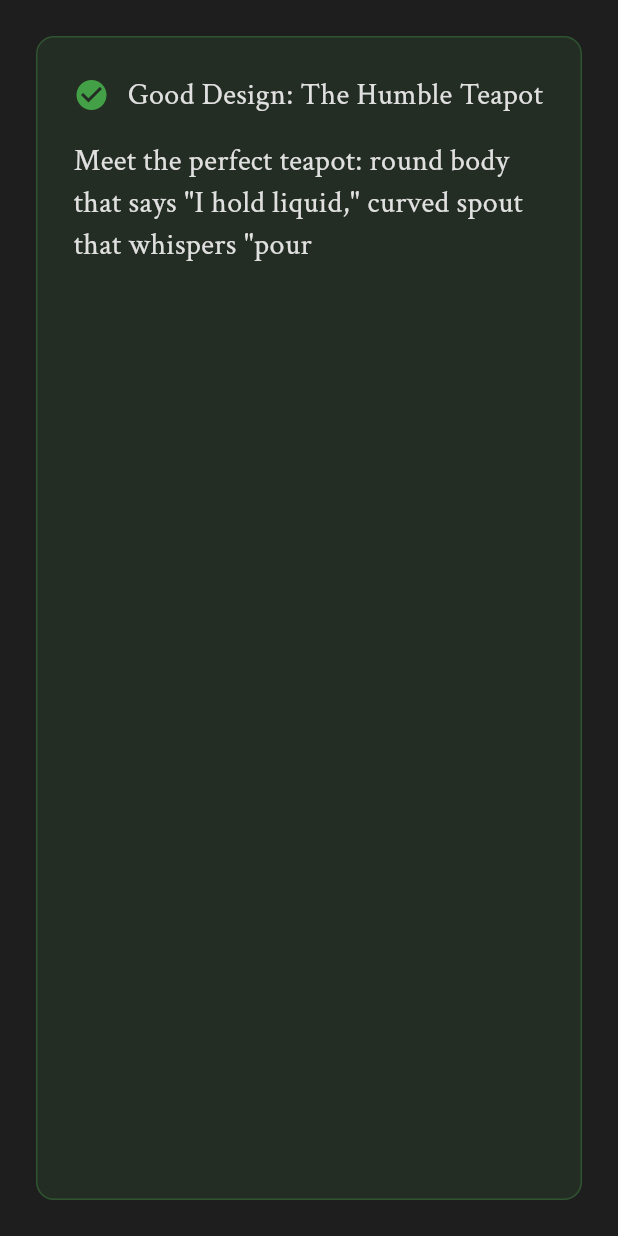
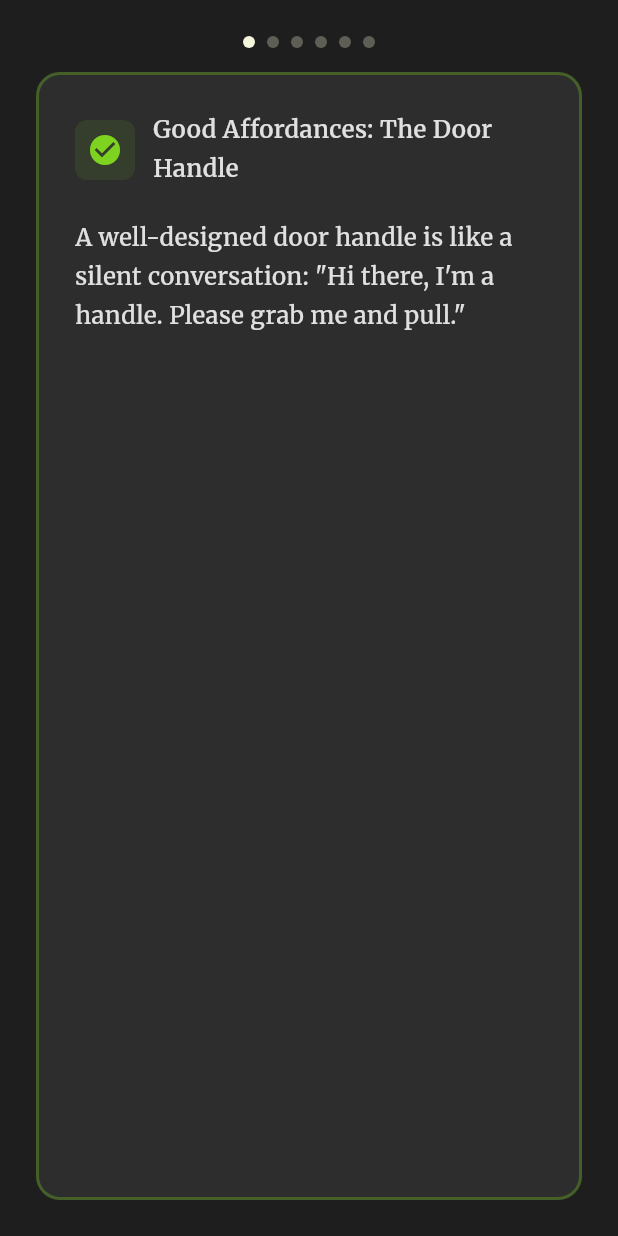
Before and after one commit to mechawolf-wd/readlock, a Flutter app: the DesignExamplesShowcase widget shown alone on an empty page, opened directly, on a phone screen of 412 x 824 dp. Run offline on Flutter 3.47's test engine with Material 3 defaults, Android fonts, the phone set to English and light mode, and no system bars; our stand-ins replace google_fonts.

Commit message:
Style fixes...

```diff
--- a/readlock/lib/constants/typography.dart
+++ b/readlock/lib/constants/typography.dart
@@ -9,50 +9,31 @@ class Typography {
   static const Color TEXT_TERTIARY = Color(0xFF808080);
 
   // Typography styles
-  static final TextStyle headingLargeStyle = GoogleFonts.crimsonText(
-    fontSize: 32,
+  static final TextStyle headingLargeStyle = GoogleFonts.merriweather(
+    fontSize: 28,
     fontWeight: FontWeight.bold,
-    color: TEXT_PRIMARY,
-    height: 1.2,
-  );
-
-  static final TextStyle headingMediumStyle = GoogleFonts.crimsonText(
-    fontSize: 24,
-    fontWeight: FontWeight.w600,
-    color: TEXT_PRIMARY,
-    height: 1.3,
-  );
-
-  static final TextStyle headingSmallStyle = GoogleFonts.crimsonText(
-    fontSize: 20,
-    fontWeight: FontWeight.w500,
     color: TEXT_PRIMARY,
     height: 1.4,
   );
 
-  static final TextStyle bodyLargeStyle = GoogleFonts.crimsonText(
-    fontSize: 18,
-    fontWeight: FontWeight.w500,
+  static final TextStyle headingMediumStyle = GoogleFonts.merriweather(
+    fontSize: 20,
+    fontWeight: FontWeight.w600,
     color: TEXT_PRIMARY,
     height: 1.5,
   );
 
-  static final TextStyle bodyMediumStyle = GoogleFonts.crimsonText(
-    fontSize: 20,
+  static final TextStyle bodyLargeStyle = GoogleFonts.merriweather(
+    fontSize: 16,
+    fontWeight: FontWeight.w500,
     color: TEXT_PRIMARY,
-    height: 1.4,
+    height: 1.6,
   );
 
-  static final TextStyle bodySmallStyle = GoogleFonts.crimsonText(
-    fontSize: 14,
-    color: TEXT_SECONDARY,
-    height: 1.3,
-  );
-
-  static final TextStyle captionTextStyle = GoogleFonts.crimsonText(
-    fontSize: 12,
-    color: TEXT_TERTIARY,
-    height: 1.2,
+  static final TextStyle bodyMediumStyle = GoogleFonts.merriweather(
+    fontSize: 16,
+    color: TEXT_PRIMARY,
+    height: 1.6,
   );
 
   // Text widget methods
@@ -76,14 +57,6 @@ class Typography {
     );
   }
 
-  static Text headingSmall(String content, {TextAlign? textAlign}) {
-    return Text(
-      content,
-      style: headingSmallStyle,
-      textAlign: textAlign,
-    );
-  }
-
   static Text bodyLarge(String content, {TextAlign? textAlign}) {
     return Text(content, style: bodyLargeStyle, textAlign: textAlign);
   }
@@ -91,12 +64,4 @@ class Typography {
   static Text bodyMedium(String content, {TextAlign? textAlign}) {
     return Text(content, style: bodyMediumStyle, textAlign: textAlign);
   }
-
-  static Text bodySmall(String content, {TextAlign? textAlign}) {
-    return Text(content, style: bodySmallStyle, textAlign: textAlign);
-  }
-
-  static Text captionText(String content, {TextAlign? textAlign}) {
-    return Text(content, style: captionTextStyle, textAlign: textAlign);
-  }
 }
--- a/readlock/lib/course_screens/data/course_data.dart
+++ b/readlock/lib/course_screens/data/course_data.dart
@@ -80,7 +80,7 @@ const Course designOfEverydayThingsCourse = Course(
           ],
           correctAnswerIndices: [0],
           explanation:
-              'Handles naturally suggest pulling because they\'re designed to be gripped. This is called an "affordance" - when an object\'s appearance suggests how to use it.',
+              'Handles suggest pulling. This is called an "affordance."',
         ),
         // 3 Clarifications
         TextContent(
@@ -137,7 +137,7 @@ const Course designOfEverydayThingsCourse = Course(
           ],
           correctAnswerIndices: [1],
           explanation:
-              'While quantum superposition sounds cool, the real problem is that USB connectors look almost identical from both sides. Good design would make the correct orientation obvious at first glance.',
+              'USB connectors look identical from both sides. Good design makes orientation obvious.',
         ),
         QuestionContent(
           id: 'humor_question_2',
@@ -154,7 +154,19 @@ const Course designOfEverydayThingsCourse = Course(
           ],
           correctAnswerIndices: [1],
           explanation:
-              'Space shuttles are designed for trained astronauts. Hotel microwaves should be designed for tired travelers who just want to heat their leftovers. Complexity without purpose is bad design.',
+              'Microwaves prioritize features over simple usability. Complexity without purpose is bad design.',
+        ),
+        ReflectionContent(
+          id: 'reflection_1',
+          title: 'Design in Your Life',
+          emoji: '🤔',
+          prompt: 'Think about a recent time when you struggled with a poorly designed object or interface. What made it confusing?',
+          thinkingPoints: [
+            'What did you expect to happen vs. what actually happened?',
+            'Were there visual cues that led you astray?',
+            'How would you redesign it to be more intuitive?',
+            'Who might be most affected by this poor design?',
+          ],
         ),
         // 3 Real Life Examples
         TextContent(
--- a/readlock/lib/course_screens/widgets/design_examples_showcase.dart
+++ b/readlock/lib/course_screens/widgets/design_examples_showcase.dart
@@ -11,74 +11,73 @@ class DesignExamplesShowcase extends StatefulWidget {
   const DesignExamplesShowcase({super.key});
 
   @override
-  State<DesignExamplesShowcase> createState() => DesignExamplesShowcaseState();
+  State<DesignExamplesShowcase> createState() =>
+      DesignExamplesShowcaseState();
 }
 
-class DesignExamplesShowcaseState extends State<DesignExamplesShowcase> {
+class DesignExamplesShowcaseState
+    extends State<DesignExamplesShowcase> {
   int currentExampleIndex = 0;
 
   final List<DesignExample> examples = const [
     DesignExample(
-      title: 'Good Design: The Humble Teapot',
+      title: 'Good Affordances: The Door Handle',
       isGoodDesign: true,
       textSegments: [
-        'Meet the perfect teapot: round body that says "I hold liquid," curved spout that whispers "pour here," and a handle positioned exactly where your hand expects it.',
-        'You\'ve never been confused by a teapot, have you?',
-        'That\'s because teapots figured out good design centuries ago.',
-        'They\'re basically the design world\'s overachievers.',
+        'A well-designed door handle is like a silent conversation: "Hi there, I\'m a handle. Please grab me and pull."',
+        'The shape, size, and placement all scream "USE ME THIS WAY" without saying a word.',
+        'You\'ve never stood confused in front of a good door handle, wondering if it\'s decorative.',
+        'That\'s because it passed Affordances 101 with flying colors.',
       ],
     ),
     DesignExample(
-      title: 'Bad Design: The Bathroom Door Lock',
+      title: 'Bad Signifiers: The Norman Door',
       isGoodDesign: false,
       textSegments: [
-        'You know the one: that tiny, mysterious lever that could mean "locked" or "unlocked" depending on its position.',
-        'Is it horizontal? Vertical? Does up mean locked or does down?',
-        'You end up doing the "jiggle test" from inside the stall.',
-        'Because nothing says "modern civilization" like being trapped in a bathroom by a design riddle.',
+        'Meet the "Norman Door" - named after Don Norman, who got tired of pushing doors that needed pulling.',
+        'It has a handle that says "pull me" but a sign that says "push."',
+        'You end up doing the walk of shame: pull, read sign, push, feel silly.',
+        'If a door needs instructions, it\'s basically admitting design defeat.',
       ],
     ),
     DesignExample(
-      title: 'Good Design: The Zipper',
+      title: 'Natural Mapping: Car Mirrors',
       isGoodDesign: true,
       textSegments: [
-        'Two rows of teeth that somehow understand each other perfectly.',
-        'Pull up, they connect. Pull down, they separate.',
-        'No instruction manual needed.',
-        'It just works, every time, in a way that feels almost magical.',
-        'Zippers are the reliable friend of the design world.',
+        'Car mirror controls that match the mirror layout are pure genius.',
+        'Want to adjust the left mirror? Press the left button. Revolutionary!',
+        'Your brain doesn\'t have to translate "left button controls right mirror" nonsense.',
+        'It\'s like the designers actually used their own product. Imagine that!',
       ],
     ),
     DesignExample(
-      title: 'Bad Design: The USB Cable',
+      title: 'Feedback Failures: The Silent Elevator',
       isGoodDesign: false,
       textSegments: [
-        'It looks like it should fit. You try to plug it in. It doesn\'t fit.',
-        'You flip it over. Still doesn\'t fit.',
-        'You flip it back to the original position. Now it fits.',
-        'Congratulations, you\'ve just experienced the USB Superposition Principle.',
-        'Scientists are still baffled by this phenomenon.',
+        'You press an elevator button. Nothing happens. Did it register? Is it broken? Are you trapped forever?',
+        'Welcome to the anxiety-inducing world of zero feedback design.',
+        'You end up pressing the button seventeen more times, just to be sure.',
+        'A simple light or beep would\'ve saved everyone from your button-mashing panic.',
       ],
     ),
     DesignExample(
-      title: 'Good Design: The Sticky Note',
+      title: 'Smart Constraints: The Gas Cap',
       isGoodDesign: true,
       textSegments: [
-        'A piece of paper with just enough stickiness to stay put but not enough to destroy what it\'s stuck to.',
-        'Removable, repositionable, and somehow always the perfect size.',
-        'It communicates "temporary information here" without saying a word.',
-        'The sticky note is basically design perfection in yellow square form.',
+        'Modern gas caps that can only go on one way are constraint heroes.',
+        'They prevent the 3 AM gas station struggle of "which way does this thing screw on?"',
+        'Good constraints are like helpful friends who stop you from doing dumb things.',
+        'They make the right way the only way, eliminating user error through clever design.',
       ],
     ),
     DesignExample(
-      title: 'Bad Design: The Revolving Door',
+      title: 'Hidden Mysteries: Gesture Interfaces',
       isGoodDesign: false,
       textSegments: [
-        'Four compartments spinning at a speed that\'s either too fast or too slow.',
-        'Someone always gets stuck.',
-        'Someone always pushes the wrong way.',
-        'And there\'s always that one person who treats it like a carnival ride.',
-        'Revolving doors: making simple entrance and exit unnecessarily complicated since 1888.',
+        'Gesture-only interfaces: "We\'ve hidden all our functions! Good luck finding them!"',
+        'It\'s like a treasure hunt, but instead of gold, you find basic functionality.',
+        'Users spend more time discovering features than actually using them.',
+        'Discoverability is not a bonus feature - it\'s a basic requirement.',
       ],
     ),
   ];
@@ -87,8 +86,14 @@ class DesignExamplesShowcaseState extends State<DesignExamplesShowcase> {
   Widget build(BuildContext context) {
     return Container(
       color: AppTheme.backgroundDark,
-      child: SizedBox(
-        height: double.infinity,
+      padding: const EdgeInsets.symmetric(vertical: 24),
+      child: Column(
+        children: [
+          PageIndicator(),
+
+          const Spacing.height(16),
+
+          Expanded(
             child: PageView.builder(
               scrollDirection: Axis.horizontal,
               itemCount: examples.length,
@@ -99,62 +104,102 @@ class DesignExamplesShowcaseState extends State<DesignExamplesShowcase> {
               },
               itemBuilder: (context, index) {
                 return Padding(
-              padding: const EdgeInsets.all(24),
+                  padding: const EdgeInsets.symmetric(horizontal: 24),
                   child: ExampleCard(examples[index]),
                 );
               },
             ),
-      ),
-    );
-  }
-
-
-  Widget ExampleCard(DesignExample example) {
-    return Container(
-      padding: const EdgeInsets.all(24),
-      decoration: BoxDecoration(
-        color: example.isGoodDesign
-            ? Colors.green.withValues(alpha: 0.1)
-            : Colors.red.withValues(alpha: 0.1),
-        borderRadius: BorderRadius.circular(12),
-        border: Border.all(
-          color: example.isGoodDesign
-              ? Colors.green.withValues(alpha: 0.3)
-              : Colors.red.withValues(alpha: 0.3),
-        ),
-      ),
-      child: Column(
-        crossAxisAlignment: CrossAxisAlignment.start,
-        children: [
-          Row(
-            children: [
-              Icon(
-                example.isGoodDesign ? Icons.check_circle : Icons.cancel,
-                color: example.isGoodDesign ? Colors.green[600] : Colors.red[600],
-                size: 24,
-              ),
-
-              const Spacing.width(12),
-
-              Expanded(
-                child: Typography.headingSmall(example.title),
-              ),
-            ],
-          ),
-
-          const Spacing.height(16),
-
-          ProgressiveText(
-            textSegments: example.textSegments,
-            textStyle: Typography.bodyMediumStyle,
-            characterDelay: const Duration(milliseconds: 20),
-            crossAxisAlignment: CrossAxisAlignment.start,
           ),
         ],
       ),
     );
   }
 
+  Widget PageIndicator() {
+    return Row(
+      mainAxisAlignment: MainAxisAlignment.center,
+      children: List.generate(
+        examples.length,
+        (index) => Container(
+          margin: const EdgeInsets.symmetric(horizontal: 4),
+          width: 8,
+          height: 8,
+          decoration: BoxDecoration(
+            shape: BoxShape.circle,
+            color: index == currentExampleIndex
+                ? AppTheme.textPrimary
+                : AppTheme.textPrimary.withValues(alpha: 0.3),
+          ),
+        ),
+      ),
+    );
+  }
+
+  Widget ExampleCard(DesignExample example) {
+    final themeColor = example.isGoodDesign
+        ? AppTheme.primaryGreen
+        : AppTheme.errorColor;
+
+    return Container(
+      width: double.infinity,
+      padding: const EdgeInsets.all(24),
+      decoration: BoxDecoration(
+        color: AppTheme.backgroundLight,
+        borderRadius: BorderRadius.circular(16),
+        border: Border.all(
+          color: themeColor.withValues(alpha: 0.3),
+          width: 2,
+        ),
+      ),
+      child: SingleChildScrollView(
+        child: Column(
+          crossAxisAlignment: CrossAxisAlignment.start,
+          mainAxisSize: MainAxisSize.min,
+          children: [
+            Row(
+              children: [
+                Container(
+                  padding: const EdgeInsets.all(8),
+                  decoration: BoxDecoration(
+                    color: themeColor.withValues(alpha: 0.1),
+                    borderRadius: BorderRadius.circular(8),
+                  ),
+                  child: Icon(
+                    example.isGoodDesign
+                        ? Icons.check_circle
+                        : Icons.cancel,
+                    color: themeColor,
+                    size: 24,
+                  ),
+                ),
+
+                const Spacing.width(12),
+
+                Expanded(
+                  child: Text(
+                    example.title,
+                    style: Typography.bodyLargeStyle.copyWith(
+                      fontWeight: FontWeight.w600,
+                    ),
+                    textAlign: TextAlign.left,
+                  ),
+                ),
+              ],
+            ),
+
+            const Spacing.height(20),
+
+            ProgressiveText(
+              textSegments: example.textSegments,
+              textStyle: Typography.bodyLargeStyle,
+              characterDelay: const Duration(milliseconds: 15),
+              crossAxisAlignment: CrossAxisAlignment.start,
+            ),
+          ],
+        ),
+      ),
+    );
+  }
 }
 
 class DesignExample {
--- a/readlock/lib/utility_widgets/text_animation/progressive_text.dart
+++ b/readlock/lib/utility_widgets/text_animation/progressive_text.dart
@@ -7,6 +7,9 @@ import 'package:relevant/utility_widgets/utility_widgets.dart';
 import 'package:relevant/utility_widgets/visual_effects/blur_overlay.dart';
 
 class ProgressiveText extends StatefulWidget {
+  static const double DEFAULT_BOTTOM_SPACING = 8.0;
+  static const Duration AUTO_REVEAL_DELAY = Duration(milliseconds: 300);
+
   final List<String> textSegments;
   final Duration characterDelay;
   final bool autoReveal;
@@ -39,21 +42,21 @@ class ProgressiveText extends StatefulWidget {
 }
 
 class ProgressiveTextState extends State<ProgressiveText> {
-  late List<String> sentences;
-  int currentSentenceIndex = 0;
+  late List<String> textSentences;
+  int currentSentenceNumber = 0;
   bool isRevealingCurrentSentence = false;
 
   String currentSentenceText = '';
-  int currentCharacterIndex = 0;
+  int currentCharacterPosition = 0;
   String revealedText = '';
 
   @override
   void initState() {
     super.initState();
 
-    sentences = widget.textSegments;
+    textSentences = widget.textSegments;
 
-    final bool hasSentences = sentences.isNotEmpty;
+    final bool hasSentences = textSentences.isNotEmpty;
 
     if (hasSentences) {
       initializeCurrentSentence();
@@ -63,11 +66,11 @@ class ProgressiveTextState extends State<ProgressiveText> {
 
   void initializeCurrentSentence() {
     final bool hasCurrentSentence =
-        currentSentenceIndex < sentences.length;
+        currentSentenceNumber < textSentences.length;
 
     if (hasCurrentSentence) {
-      currentSentenceText = sentences[currentSentenceIndex];
-      currentCharacterIndex = 0;
+      currentSentenceText = textSentences[currentSentenceNumber];
+      currentCharacterPosition = 0;
       revealedText = '';
     }
   }
@@ -83,7 +86,7 @@ class ProgressiveTextState extends State<ProgressiveText> {
     if (mounted) {
       setState(() {
         isRevealingCurrentSentence = true;
-        currentCharacterIndex = 0;
+        currentCharacterPosition = 0;
         revealedText = '';
       });
     }
@@ -101,7 +104,7 @@ class ProgressiveTextState extends State<ProgressiveText> {
 
       if (mounted) {
         setState(() {
-          currentCharacterIndex = characterIndex;
+          currentCharacterPosition = characterIndex;
           revealedText = currentSentenceText.substring(
             0,
             characterIndex + 1,
@@ -119,10 +122,10 @@ class ProgressiveTextState extends State<ProgressiveText> {
 
       if (widget.autoReveal) {
         final bool hasNextSentence =
-            currentSentenceIndex < sentences.length - 1;
+            currentSentenceNumber < textSentences.length - 1;
 
         if (hasNextSentence) {
-          await Future.delayed(const Duration(milliseconds: 300));
+          await Future.delayed(ProgressiveText.AUTO_REVEAL_DELAY);
           revealNextSentence();
         }
       }
@@ -131,11 +134,11 @@ class ProgressiveTextState extends State<ProgressiveText> {
 
   void revealNextSentence() {
     final bool hasNextSentence =
-        currentSentenceIndex < sentences.length - 1;
+        currentSentenceNumber < textSentences.length - 1;
 
     if (hasNextSentence && mounted) {
       setState(() {
-        currentSentenceIndex++;
+        currentSentenceNumber++;
       });
 
       initializeCurrentSentence();
@@ -147,11 +150,11 @@ class ProgressiveTextState extends State<ProgressiveText> {
     if (mounted) {
       setState(() {
         isRevealingCurrentSentence = false;
-        currentSentenceIndex = sentences.length - 1;
+        currentSentenceNumber = textSentences.length - 1;
 
         initializeCurrentSentence();
 
-        currentCharacterIndex = currentSentenceText.length - 1;
+        currentCharacterPosition = currentSentenceText.length - 1;
         revealedText = currentSentenceText;
       });
     }
@@ -165,7 +168,7 @@ class ProgressiveTextState extends State<ProgressiveText> {
 
     final bool canRevealNext =
         !isRevealingCurrentSentence &&
-        currentSentenceIndex < sentences.length - 1;
+        currentSentenceNumber < textSentences.length - 1;
 
     if (canRevealNext) {
       revealNextSentence();
@@ -182,14 +185,13 @@ class ProgressiveTextState extends State<ProgressiveText> {
   Widget build(BuildContext context) {
     final Widget content = Column(
       crossAxisAlignment: CrossAxisAlignment.start,
-      children: [revealedTextDisplay()],
+      children: [RevealedTextDisplay()],
     );
 
     if (!widget.showClickableArea) {
       return content;
     }
 
-    // Here the column must take availabel height in order to full screen having the handleTap function attached to it
     return Div.column([
       MouseRegion(
         cursor: SystemMouseCursors.click,
@@ -202,21 +204,21 @@ class ProgressiveTextState extends State<ProgressiveText> {
     ], crossAxisAlignment: 'start');
   }
 
-  Widget revealedTextDisplay() {
+  Widget RevealedTextDisplay() {
     final List<Widget> sentenceWidgets = [];
 
     for (
-      int sentenceIndex = 0;
-      sentenceIndex < currentSentenceIndex;
-      sentenceIndex++
+      int sentenceItemIndex = 0;
+      sentenceItemIndex < currentSentenceNumber;
+      sentenceItemIndex++
     ) {
       Widget sentenceWidget = Padding(
-        padding: const EdgeInsets.only(bottom: 8),
+        padding: const EdgeInsets.only(bottom: ProgressiveText.DEFAULT_BOTTOM_SPACING),
         child: Column(
           crossAxisAlignment: CrossAxisAlignment.start,
           children: [
             Text(
-              sentences[sentenceIndex],
+              textSentences[sentenceItemIndex],
               style: widget.textStyle ?? Typography.bodyMediumStyle,
             ),
           ],
@@ -235,10 +237,10 @@ class ProgressiveTextState extends State<ProgressiveText> {
     }
 
     final bool hasCurrentSentence =
-        currentSentenceIndex < sentences.length;
+        currentSentenceNumber < textSentences.length;
 
     if (hasCurrentSentence) {
-      sentenceWidgets.add(currentSentenceDisplay());
+      sentenceWidgets.add(CurrentSentenceDisplay());
     }
 
     return Column(
@@ -247,7 +249,7 @@ class ProgressiveTextState extends State<ProgressiveText> {
     );
   }
 
-  Widget currentSentenceDisplay() {
+  Widget CurrentSentenceDisplay() {
     final bool hasText = revealedText.isNotEmpty;
 
     if (!hasText) {
```
Also changed, not shown: readlock/lib/course_screens/course_detail_screen.dart (+11 -3 lines), readlock/lib/course_screens/models/course_model.dart (+14 -0 lines), readlock/lib/course_screens/widgets/outro_content_widget.dart (+29 -21 lines), readlock/lib/course_screens/widgets/question_content_widget.dart (+95 -31 lines). Lines whose indentation alone changed are shown as unchanged.
